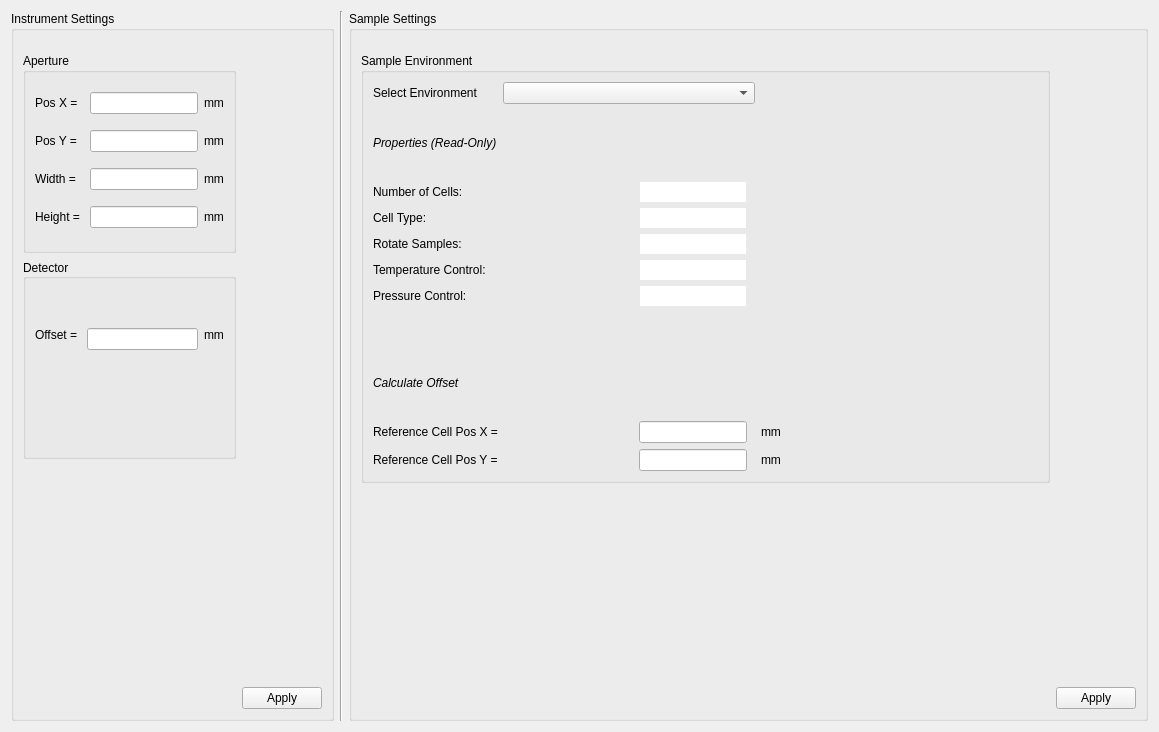
Above: nicos_ess/loki/gui/ui_files/exp_config.ui from jfkcooper/nicos before the change. Below: the same form after it.
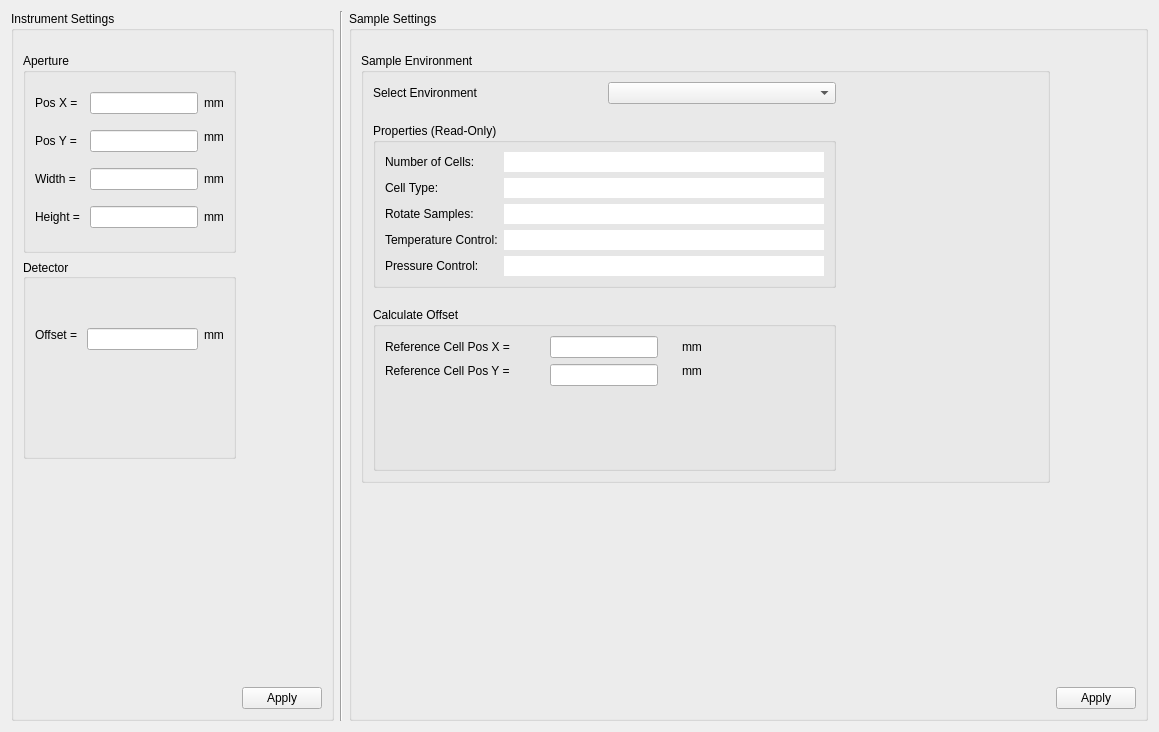
That is the form after the change.

Patch:
```diff
--- a/nicos_ess/loki/gui/ui_files/exp_config.ui
+++ b/nicos_ess/loki/gui/ui_files/exp_config.ui
@@ -22,7 +22,52 @@
      <property name="flat">
       <bool>true</bool>
      </property>
-     <layout class="QGridLayout" name="gridLayout_6">
+     <layout class="QGridLayout" name="gridLayout_8">
+      <item row="0" column="0">
+       <spacer name="vSpacer4">
+        <property name="orientation">
+         <enum>Qt::Vertical</enum>
+        </property>
+        <property name="sizeType">
+         <enum>QSizePolicy::Fixed</enum>
+        </property>
+        <property name="sizeHint" stdset="0">
+         <size>
+          <width>20</width>
+          <height>13</height>
+         </size>
+        </property>
+       </spacer>
+      </item>
+      <item row="2" column="3">
+       <spacer name="vSpacer5">
+        <property name="orientation">
+         <enum>Qt::Vertical</enum>
+        </property>
+        <property name="sizeType">
+         <enum>QSizePolicy::Fixed</enum>
+        </property>
+        <property name="sizeHint" stdset="0">
+         <size>
+          <width>20</width>
+          <height>198</height>
+         </size>
+        </property>
+       </spacer>
+      </item>
+      <item row="3" column="3">
+       <widget class="QPushButton" name="sampleSetApply">
+        <property name="sizePolicy">
+         <sizepolicy hsizetype="Maximum" vsizetype="Fixed">
+          <horstretch>0</horstretch>
+          <verstretch>0</verstretch>
+         </sizepolicy>
+        </property>
+        <property name="text">
+         <string>Apply</string>
+        </property>
+       </widget>
+      </item>
       <item row="1" column="0">
        <widget class="QGroupBox" name="envGroupBox">
         <property name="title">
@@ -31,7 +76,7 @@
         <property name="flat">
          <bool>true</bool>
         </property>
-        <layout class="QGridLayout" name="gridLayout_5">
+        <layout class="QGridLayout" name="gridLayout_7">
          <item row="0" column="0">
           <widget class="QLabel" name="envLabel">
            <property name="text">
@@ -39,45 +84,11 @@
            </property>
           </widget>
          </item>
-         <item row="9" column="0" colspan="2">
-          <widget class="QLabel" name="refXLabel">
-           <property name="text">
-            <string>Reference Cell Pos X = </string>
-           </property>
-          </widget>
+         <item row="0" column="1">
+          <widget class="QComboBox" name="envComboBox"/>
          </item>
-         <item row="6" column="2" alignment="Qt::AlignHCenter">
-          <widget class="QLineEdit" name="pressControlBox">
-           <property name="acceptDrops">
-            <bool>false</bool>
-           </property>
-           <property name="autoFillBackground">
-            <bool>false</bool>
-           </property>
-           <property name="frame">
-            <bool>false</bool>
-           </property>
-           <property name="readOnly">
-            <bool>true</bool>
-           </property>
-          </widget>
-         </item>
-         <item row="5" column="0">
-          <widget class="QLabel" name="canTempLabel">
-           <property name="text">
-            <string>Temperature Control:</string>
-           </property>
-          </widget>
-         </item>
-         <item row="10" column="3">
-          <widget class="QLabel" name="lbl7">
-           <property name="text">
-            <string>mm</string>
-           </property>
-          </widget>
-         </item>
-         <item row="1" column="5">
-          <spacer name="hSpacer2">
+         <item row="0" column="2">
+          <spacer name="hSpacer1">
            <property name="orientation">
             <enum>Qt::Horizontal</enum>
            </property>
@@ -86,108 +97,45 @@
            </property>
            <property name="sizeHint" stdset="0">
             <size>
-             <width>74</width>
+             <width>128</width>
              <height>20</height>
             </size>
            </property>
           </spacer>
          </item>
-         <item row="5" column="2" alignment="Qt::AlignHCenter">
-          <widget class="QLineEdit" name="tempControlBox">
-           <property name="acceptDrops">
-            <bool>false</bool>
+         <item row="1" column="1">
+          <spacer name="vSpacer4_2">
+           <property name="orientation">
+            <enum>Qt::Vertical</enum>
            </property>
-           <property name="autoFillBackground">
-            <bool>false</bool>
+           <property name="sizeType">
+            <enum>QSizePolicy::Fixed</enum>
            </property>
-           <property name="frame">
-            <bool>false</bool>
+           <property name="sizeHint" stdset="0">
+            <size>
+             <width>20</width>
+             <height>13</height>
+            </size>
            </property>
-           <property name="readOnly">
+          </spacer>
+         </item>
+         <item row="2" column="0" colspan="2">
+          <widget class="QGroupBox" name="propertiesGroupBox">
+           <property name="title">
+            <string>Properties (Read-Only)</string>
+           </property>
+           <property name="flat">
             <bool>true</bool>
            </property>
-          </widget>
-         </item>
-         <item row="3" column="0">
-          <widget class="QLabel" name="cellTypeLabel">
-           <property name="text">
-            <string>Cell Type:</string>
-           </property>
-          </widget>
-         </item>
-         <item row="2" column="0">
+           <layout class="QGridLayout" name="gridLayout_6">
+            <item row="0" column="0">
           <widget class="QLabel" name="numCellsLabel">
            <property name="text">
             <string>Number of Cells:</string>
            </property>
           </widget>
          </item>
-         <item row="10" column="4">
-          <spacer name="hSpacer6">
-           <property name="orientation">
-            <enum>Qt::Horizontal</enum>
-           </property>
-           <property name="sizeType">
-            <enum>QSizePolicy::Fixed</enum>
-           </property>
-           <property name="sizeHint" stdset="0">
-            <size>
-             <width>74</width>
-             <height>20</height>
-            </size>
-           </property>
-          </spacer>
-         </item>
-         <item row="10" column="2" alignment="Qt::AlignHCenter">
-          <widget class="QLineEdit" name="refPosYBox">
-           <property name="layoutDirection">
-            <enum>Qt::RightToLeft</enum>
-           </property>
-          </widget>
-         </item>
-         <item row="10" column="0" colspan="2">
-          <widget class="QLabel" name="refYLabel">
-           <property name="text">
-            <string>Reference Cell Pos Y = </string>
-           </property>
-          </widget>
-         </item>
-         <item row="1" column="0">
-          <widget class="QLabel" name="label">
-           <property name="font">
-            <font>
-             <italic>true</italic>
-            </font>
-           </property>
-           <property name="text">
-            <string>Properties (Read-Only)</string>
-           </property>
-          </widget>
-         </item>
-         <item row="7" column="0">
-          <spacer name="vSpacer4_2">
-           <property name="orientation">
-            <enum>Qt::Vertical</enum>
-           </property>
-           <property name="sizeType">
-            <enum>QSizePolicy::Fixed</enum>
-           </property>
-           <property name="sizeHint" stdset="0">
-            <size>
-             <width>20</width>
-             <height>38</height>
-            </size>
-           </property>
-          </spacer>
-         </item>
-         <item row="9" column="2" alignment="Qt::AlignHCenter">
-          <widget class="QLineEdit" name="refPosXBox">
-           <property name="layoutDirection">
-            <enum>Qt::RightToLeft</enum>
-           </property>
-          </widget>
-         </item>
-         <item row="2" column="2" alignment="Qt::AlignHCenter">
+            <item row="0" column="1">
           <widget class="QLineEdit" name="numCellBox">
            <property name="acceptDrops">
             <bool>false</bool>
@@ -206,21 +154,14 @@
            </property>
           </widget>
          </item>
-         <item row="9" column="3">
-          <widget class="QLabel" name="lbl6">
+            <item row="1" column="0">
+             <widget class="QLabel" name="cellTypeLabel">
            <property name="text">
-            <string>mm</string>
+               <string>Cell Type:</string>
            </property>
           </widget>
          </item>
-         <item row="6" column="0">
-          <widget class="QLabel" name="canPressureLabel">
-           <property name="text">
-            <string>Pressure Control:</string>
-           </property>
-          </widget>
-         </item>
-         <item row="3" column="2" alignment="Qt::AlignHCenter">
+            <item row="1" column="1">
           <widget class="QLineEdit" name="cellTypeBox">
            <property name="acceptDrops">
             <bool>false</bool>
@@ -236,34 +177,80 @@
            </property>
           </widget>
          </item>
-         <item row="4" column="2" alignment="Qt::AlignHCenter">
-          <widget class="QLineEdit" name="canRotateBox">
-           <property name="acceptDrops">
-            <bool>false</bool>
-           </property>
-           <property name="autoFillBackground">
-            <bool>false</bool>
-           </property>
-           <property name="frame">
-            <bool>false</bool>
-           </property>
-           <property name="readOnly">
-            <bool>true</bool>
-           </property>
-          </widget>
-         </item>
-         <item row="0" column="1" colspan="2">
-          <widget class="QComboBox" name="envComboBox"/>
-         </item>
-         <item row="4" column="0">
+            <item row="2" column="0">
           <widget class="QLabel" name="canRotateLabel">
            <property name="text">
             <string>Rotate Samples:</string>
            </property>
           </widget>
          </item>
-         <item row="9" column="4">
-          <spacer name="hSpacer5">
+            <item row="2" column="1">
+             <widget class="QLineEdit" name="canRotateBox">
+              <property name="acceptDrops">
+               <bool>false</bool>
+              </property>
+              <property name="autoFillBackground">
+               <bool>false</bool>
+              </property>
+              <property name="frame">
+               <bool>false</bool>
+              </property>
+              <property name="readOnly">
+               <bool>true</bool>
+              </property>
+             </widget>
+            </item>
+            <item row="3" column="0">
+             <widget class="QLabel" name="canTempLabel">
+              <property name="text">
+               <string>Temperature Control:</string>
+              </property>
+             </widget>
+            </item>
+            <item row="3" column="1">
+             <widget class="QLineEdit" name="tempControlBox">
+              <property name="acceptDrops">
+               <bool>false</bool>
+              </property>
+              <property name="autoFillBackground">
+               <bool>false</bool>
+              </property>
+              <property name="frame">
+               <bool>false</bool>
+              </property>
+              <property name="readOnly">
+               <bool>true</bool>
+              </property>
+             </widget>
+            </item>
+            <item row="4" column="0">
+             <widget class="QLabel" name="canPressureLabel">
+              <property name="text">
+               <string>Pressure Control:</string>
+              </property>
+             </widget>
+            </item>
+            <item row="4" column="1">
+             <widget class="QLineEdit" name="pressControlBox">
+              <property name="acceptDrops">
+               <bool>false</bool>
+              </property>
+              <property name="autoFillBackground">
+               <bool>false</bool>
+              </property>
+              <property name="frame">
+               <bool>false</bool>
+              </property>
+              <property name="readOnly">
+               <bool>true</bool>
+              </property>
+             </widget>
+            </item>
+           </layout>
+          </widget>
+         </item>
+         <item row="2" column="3">
+          <spacer name="hSpacer2">
            <property name="orientation">
             <enum>Qt::Horizontal</enum>
            </property>
@@ -278,80 +265,93 @@
            </property>
           </spacer>
          </item>
-         <item row="0" column="3" colspan="2">
-          <spacer name="hSpacer1">
+         <item row="3" column="0">
+          <spacer name="vSpacer4_3">
            <property name="orientation">
-            <enum>Qt::Horizontal</enum>
+            <enum>Qt::Vertical</enum>
            </property>
            <property name="sizeType">
             <enum>QSizePolicy::Fixed</enum>
            </property>
            <property name="sizeHint" stdset="0">
             <size>
-             <width>128</width>
-             <height>20</height>
+             <width>20</width>
+             <height>13</height>
             </size>
            </property>
           </spacer>
          </item>
-         <item row="8" column="0">
-          <widget class="QLabel" name="label_2">
-           <property name="font">
-            <font>
-             <italic>true</italic>
-            </font>
-           </property>
-           <property name="text">
+         <item row="4" column="0" colspan="2">
+          <widget class="QGroupBox" name="refPosGroupBox">
+           <property name="title">
             <string>Calculate Offset</string>
            </property>
-          </widget>
-         </item>
-        </layout>
+           <property name="flat">
+            <bool>true</bool>
+           </property>
+           <layout class="QGridLayout" name="gridLayout_5">
+            <item row="0" column="1" alignment="Qt::AlignHCenter">
+             <widget class="QLineEdit" name="refPosXBox">
+              <property name="layoutDirection">
+               <enum>Qt::RightToLeft</enum>
+              </property>
+             </widget>
+            </item>
+            <item row="1" column="0" alignment="Qt::AlignTop">
+             <widget class="QLabel" name="refYLabel">
+              <property name="text">
+               <string>Reference Cell Pos Y = </string>
+              </property>
        </widget>
       </item>
       <item row="0" column="0">
-       <spacer name="vSpacer4">
-        <property name="orientation">
-         <enum>Qt::Vertical</enum>
-        </property>
-        <property name="sizeType">
-         <enum>QSizePolicy::Fixed</enum>
-        </property>
-        <property name="sizeHint" stdset="0">
-         <size>
-          <width>20</width>
-          <height>13</height>
-         </size>
-        </property>
-       </spacer>
-      </item>
-      <item row="2" column="3">
-       <spacer name="vSpacer5">
+             <widget class="QLabel" name="refXLabel">
+              <property name="text">
+               <string>Reference Cell Pos X = </string>
+              </property>
+             </widget>
+            </item>
+            <item row="1" column="2" alignment="Qt::AlignTop">
+             <widget class="QLabel" name="lbl7">
+              <property name="text">
+               <string>mm</string>
+              </property>
+             </widget>
+            </item>
+            <item row="0" column="2">
+             <widget class="QLabel" name="lbl6">
+              <property name="text">
+               <string>mm</string>
+              </property>
+             </widget>
+            </item>
+            <item row="1" column="1" alignment="Qt::AlignHCenter|Qt::AlignTop">
+             <widget class="QLineEdit" name="refPosYBox">
+              <property name="layoutDirection">
+               <enum>Qt::RightToLeft</enum>
+              </property>
+             </widget>
+            </item>
+           </layout>
+          </widget>
+         </item>
+         <item row="4" column="2">
+          <spacer name="hSpacer5">
         <property name="orientation">
-         <enum>Qt::Vertical</enum>
+            <enum>Qt::Horizontal</enum>
         </property>
         <property name="sizeType">
          <enum>QSizePolicy::Fixed</enum>
         </property>
         <property name="sizeHint" stdset="0">
          <size>
-          <width>20</width>
-          <height>198</height>
+             <width>74</width>
+             <height>20</height>
          </size>
         </property>
        </spacer>
       </item>
-      <item row="3" column="3">
-       <widget class="QPushButton" name="sampleSetApply">
-        <property name="sizePolicy">
-         <sizepolicy hsizetype="Maximum" vsizetype="Fixed">
-          <horstretch>0</horstretch>
-          <verstretch>0</verstretch>
-         </sizepolicy>
-        </property>
-        <property name="text">
-         <string>Apply</string>
-        </property>
+        </layout>
        </widget>
       </item>
      </layout>
@@ -452,7 +452,7 @@
          <item row="3" column="1">
           <widget class="QLineEdit" name="apHBox"/>
          </item>
-         <item row="1" column="2">
+         <item row="1" column="2" alignment="Qt::AlignTop">
           <widget class="QLabel" name="lbl2">
            <property name="text">
             <string>mm</string>
```
Lines whose indentation alone changed are shown as unchanged.
